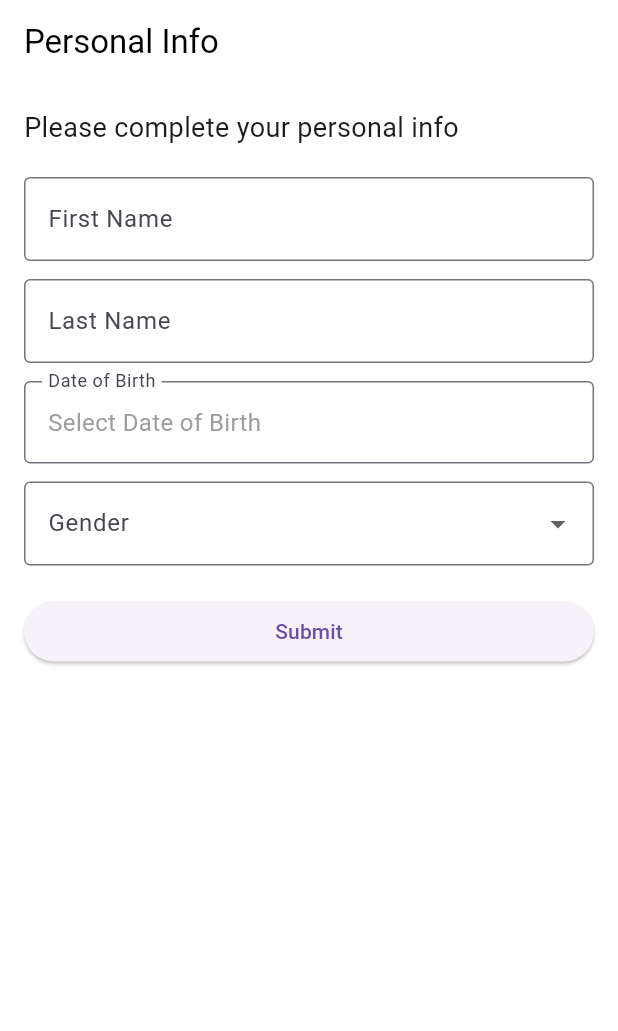
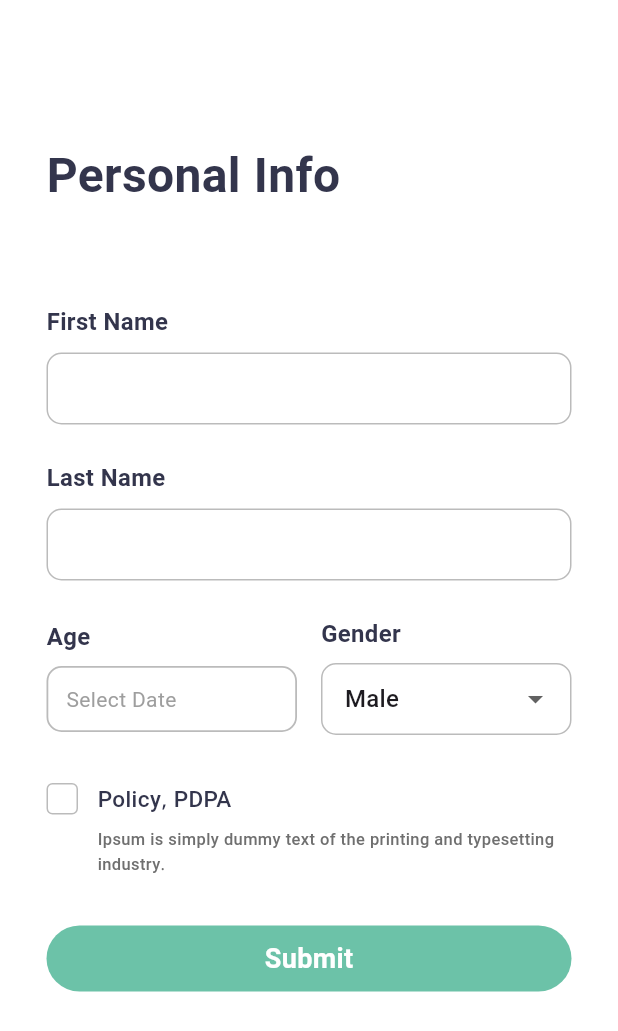
Before and after one commit to G3-VacciTrack/VacciTrack_Frontend, a Flutter app: the NewUserInfoPage screen opened directly, on a phone screen of 412 x 824 dp. Shown: the top 1031 px of the screen. Run offline on Flutter 3.47's test engine with Material 3 defaults, Android fonts, the phone set to English and light mode, and no system bars; our stand-ins replace firebase_auth, firebase_core, firebase_messaging, flutter_dotenv, google_sign_in, shared_preferences; missing offline and left inert: colorful_iconify_flutter, iconify_flutter; accounts and stored records are empty; Roboto replaces fonts that are missing (Noto Sans Bengali).

Commit message:
new user info ui changing

```diff
--- a/lib/pages/new_user_info_page.dart
+++ b/lib/pages/new_user_info_page.dart
@@ -94,88 +94,92 @@ class _NewUserInfoPageState extends State<NewUserInfoPage> {
   @override
   Widget build(BuildContext context) {
     return Scaffold(
-      appBar: AppBar(title: Text('Personal Info')),
-      body: Padding(
-        padding: const EdgeInsets.all(16),
-        child: Form(
-          key: _formKey,
-          child: ListView(
+      body: SingleChildScrollView(
+        child: Container(
+          width: double.infinity,
+          padding: const EdgeInsets.fromLTRB(31, 94, 31, 24),
+          color: Colors.white,
+          child: Column(
+            crossAxisAlignment: CrossAxisAlignment.start,
             children: [
-              Text(
-                'Please complete your personal info',
-                style: TextStyle(fontSize: 18),
-              ),
-              SizedBox(height: 20),
-
-              // First Name
-              TextFormField(
-                decoration: InputDecoration(
-                  labelText: 'First Name',
-                  border: OutlineInputBorder(),
-                ),
-                validator: (val) =>
-                    val != null && val.isNotEmpty ? null : 'Enter first name',
-                onSaved: (val) => firstName = val!.trim(),
-              ),
-              SizedBox(height: 12),
-
-              // Last Name
-              TextFormField(
-                decoration: InputDecoration(
-                  labelText: 'Last Name',
-                  border: OutlineInputBorder(),
-                ),
-                validator: (val) =>
-                    val != null && val.isNotEmpty ? null : 'Enter last name',
-                onSaved: (val) => lastName = val!.trim(),
-              ),
-              SizedBox(height: 12),
-
-              // Date of Birth Picker
-              InkWell(
-                onTap: () => _selectDOB(context),
-                child: InputDecorator(
-                  decoration: InputDecoration(
-                    labelText: 'Date of Birth',
-                    border: OutlineInputBorder(),
-                  ),
-                  child: Text(
-                    dob != null
-                        ? "${dob!.day}/${dob!.month}/${dob!.year}"
-                        : 'Select Date of Birth',
+              const Text(
+                'Personal Info',
                 style: TextStyle(
-                      color: dob != null ? Colors.black : Colors.grey,
-                      fontSize: 16,
+                  color: Color(0xFF33354C),
+                  fontSize: 32,
+                  fontFamily: 'Noto Sans Bengali',
+                  fontWeight: FontWeight.w700,
                 ),
               ),
+              const SizedBox(height: 60),
+              Form(
+                key: _formKey,
+                child: Column(
+                  crossAxisAlignment: CrossAxisAlignment.start,
+                  children: [
+                    _buildLabeledTextField('First Name', onSaved: (val) => firstName = val!, validator: (val) => val != null && val.isNotEmpty ? null : 'Enter first name'),
+                    const SizedBox(height: 24),
+                    _buildLabeledTextField('Last Name', onSaved: (val) => lastName = val!, validator: (val) => val != null && val.isNotEmpty ? null : 'Enter last name'),
+                    const SizedBox(height: 24),
+                    Row(
+                      children: [
+                        Expanded(child: _buildDOBField(context)),
+                        SizedBox(width: 16),
+                        Expanded(child: _buildGenderDropdown())
+                      ],
+                    ),
+                    const SizedBox(height: 32),
+                    Row(
+                      crossAxisAlignment: CrossAxisAlignment.start,
+                      children: [
+                        Container(
+                          width: 21,
+                          height: 21,
+                          decoration: BoxDecoration(
+                            borderRadius: BorderRadius.circular(4),
+                            border: Border.all(color: Color(0xFFBBBBBB)),
                           ),
                         ),
-              SizedBox(height: 12),
-
-              // Gender Dropdown
-              DropdownButtonFormField<String>(
-                decoration: InputDecoration(
-                  labelText: 'Gender',
-                  border: OutlineInputBorder(),
+                        const SizedBox(width: 13),
+                        Expanded(
+                          child: Column(
+                            crossAxisAlignment: CrossAxisAlignment.start,
+                            children: const [
+                              Text(
+                                'Policy, PDPA ',
+                                style: TextStyle(
+                                  color: Color(0xFF33354C),
+                                  fontSize: 15,
+                                  fontFamily: 'Noto Sans Bengali',
+                                  fontWeight: FontWeight.w500,
                                 ),
-                items: ['Male', 'Female']
-                    .map((g) => DropdownMenuItem(value: g, child: Text(g)))
-                    .toList(),
-                validator: (val) =>
-                    val == null || val.isEmpty ? 'Select gender' : null,
-                onChanged: (val) => gender = val ?? gender,
-                onSaved: (val) => gender = val ?? gender,
                               ),
-              SizedBox(height: 20),
-
-              ElevatedButton(onPressed: _submit, child: Text('Submit')),
-
+                              SizedBox(height: 6),
+                              Text(
+                                'Ipsum is simply dummy text of the printing and typesetting industry.',
+                                style: TextStyle(
+                                  color: Color(0xFF6F6F6F),
+                                  fontSize: 11,
+                                  fontFamily: 'Noto Sans Bengali',
+                                  fontWeight: FontWeight.w500,
+                                ),
+                              ),
+                            ],
+                          ),
+                        ),
+                      ],
+                    ),
+                    const SizedBox(height: 32),
+                    loadingButton(),
                     if (responseMessage.isNotEmpty)
                       Padding(
                         padding: const EdgeInsets.only(top: 20),
                         child: Text(
                           responseMessage,
-                    style: TextStyle(color: Colors.blueGrey),
+                          style: const TextStyle(color: Colors.red),
+                        ),
+                      ),
+                  ],
                 ),
               ),
             ],
@@ -184,4 +188,152 @@ class _NewUserInfoPageState extends State<NewUserInfoPage> {
       ),
     );
   }
+
+  Widget _buildLabeledTextField(String label, {required FormFieldSetter<String> onSaved, required FormFieldValidator<String> validator}) {
+    return Column(
+      crossAxisAlignment: CrossAxisAlignment.start,
+      children: [
+        Text(
+          label,
+          style: const TextStyle(
+            color: Color(0xFF33354C),
+            fontSize: 15.93,
+            fontFamily: 'Noto Sans Bengali',
+            fontWeight: FontWeight.w700,
+          ),
+        ),
+        const SizedBox(height: 8),
+        TextFormField(
+          onSaved: onSaved,
+          validator: validator,
+          decoration: InputDecoration(
+            enabledBorder: OutlineInputBorder(
+              borderRadius: BorderRadius.circular(10),
+              borderSide: BorderSide(color: Color(0xFFBBBBBB)),
+            ),
+            focusedBorder: OutlineInputBorder(
+              borderRadius: BorderRadius.circular(10),
+              borderSide: BorderSide(color: Color(0xFFBBBBBB), width: 1.5),
+            ),
+
+            border: OutlineInputBorder(
+              borderRadius: BorderRadius.circular(10),
+              borderSide: const BorderSide(color: Color(0xFFBBBBBB)),
+            ),
+            filled: true,
+            fillColor: Colors.white,
+            contentPadding: const EdgeInsets.symmetric(horizontal: 16, vertical: 12),
+          ),
+        ),
+      ],
+    );
   }
+
+  Widget _buildDOBField(BuildContext context) {
+    return SizedBox(
+      width: 137,
+      child: Column(
+        crossAxisAlignment: CrossAxisAlignment.start,
+        children: [
+          const Text(
+            'Age',
+            style: TextStyle(
+              color: Color(0xFF33354C),
+              fontSize: 15.93,
+              fontFamily: 'Noto Sans Bengali',
+              fontWeight: FontWeight.w700,
+            ),
+          ),
+          const SizedBox(height: 8),
+          InkWell(
+            onTap: () => _selectDOB(context),
+            borderRadius: BorderRadius.circular(10),
+            child: Container(
+              height: 44,
+              decoration: BoxDecoration(
+                border: Border.all(color: const Color(0xFFBBBBBB), width: 1.2),
+                borderRadius: BorderRadius.circular(10),
+              ),
+              alignment: Alignment.centerLeft,
+              padding: const EdgeInsets.symmetric(horizontal: 12),
+              child: Text(
+                dob != null ? "${dob!.day}/${dob!.month}/${dob!.year}" : 'Select Date',
+                style: TextStyle(
+                  color: dob != null ? Colors.black : Colors.grey,
+                ),
+              ),
+            ),
+          ),
+        ],
+      ),
+    );
+  }
+
+  Widget _buildGenderDropdown() {
+    return SizedBox(
+      width: 137,
+      child: Column(
+        crossAxisAlignment: CrossAxisAlignment.start,
+        children: [
+          const Text(
+            'Gender',
+            style: TextStyle(
+              color: Color(0xFF33354C),
+              fontSize: 15.93,
+              fontFamily: 'Noto Sans Bengali',
+              fontWeight: FontWeight.w700,
+            ),
+          ),
+          const SizedBox(height: 8),
+          DropdownButtonFormField<String>(
+            value: gender,
+            items: ['Male', 'Female']
+                .map((g) => DropdownMenuItem(value: g, child: Text(g)))
+                .toList(),
+            onChanged: (val) => setState(() => gender = val ?? gender),
+            onSaved: (val) => gender = val ?? gender,
+            decoration: InputDecoration(
+              enabledBorder: OutlineInputBorder(
+                borderRadius: BorderRadius.circular(10),
+                borderSide: BorderSide(color: Color(0xFFBBBBBB)),
+              ),
+              focusedBorder: OutlineInputBorder(
+                borderRadius: BorderRadius.circular(10),
+                borderSide: BorderSide(color: Color(0xFFBBBBBB), width: 1.5),
+              ),
+              border: OutlineInputBorder(
+                borderRadius: BorderRadius.circular(10),
+                borderSide: BorderSide(color: Color(0xFFBBBBBB)),
+              ),
+              contentPadding: const EdgeInsets.symmetric(horizontal: 12),
+            ),
+          ),
+        ],
+      ),
+    );
+  }
+
+  Widget loadingButton() {
+    return GestureDetector(
+      onTap: _submit,
+      child: Container(
+        height: 44,
+        width: double.infinity,
+        decoration: BoxDecoration(
+          color: const Color(0xFF6CC2A8),
+          borderRadius: BorderRadius.circular(22),
+        ),
+        alignment: Alignment.center,
+        child: const Text(
+          'Submit',
+          style: TextStyle(
+            color: Colors.white,
+            fontSize: 18,
+            fontFamily: 'Noto Sans Bengali',
+            fontWeight: FontWeight.w600,
+          ),
+        ),
+      ),
+    );
+  }
+}
```
Lines whose indentation alone changed are shown as unchanged.
